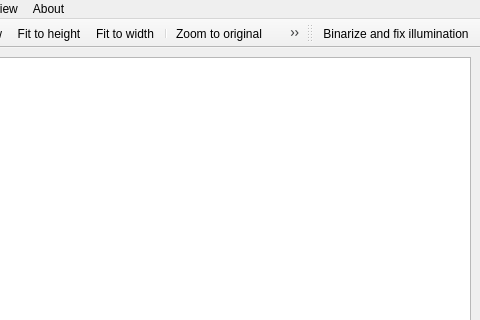
First picture: the form in dialogs/mainwindow.ui, repository zdenop/Qt-Leptonica, before the edit; both pictures show x 88 to 568 and y 0 to 320 of the 568 by 447 pixel window.
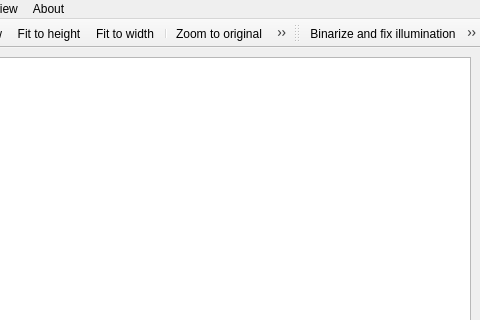
Second picture: the form after the edit. Icons and pictures are not drawn.

Commit message: implement dewarp function

The edit to the form file:
```diff
--- a/dialogs/mainwindow.ui
+++ b/dialogs/mainwindow.ui
@@ -108,6 +108,7 @@
     <bool>false</bool>
    </attribute>
    <addaction name="actionBinarizeUnIl"/>
+   <addaction name="actionDewarp"/>
   </widget>
   <action name="actionAbout">
    <property name="text">
@@ -231,6 +232,11 @@
     <string>Change resolution...</string>
    </property>
   </action>
+  <action name="actionDewarp">
+   <property name="text">
+    <string>Dewarp</string>
+   </property>
+  </action>
  </widget>
  <resources>
   <include location="../resources/application.qrc"/>
```
Left out of the diff: 1 changed line with no effect on the pictures. The commit also changes 2 other files.
